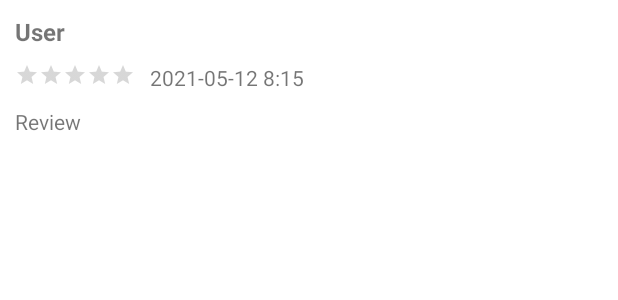
After one commit to mbalcer/MyBookshelf, an Android app: the layout book_review_item.xml on its own in the app's theme, with its tools: preview values and no code run, on a phone screen of 412 x 824 dp. The commit adds this screen. Shown: the top 300 px of the screen. Run offline under Robolectric (Android 15) with nearby library versions, the phone set to English and light mode, and no system bars.

Commit message:
Fixed height in reviews list view

```diff
--- a/app/src/main/java/pl/edu/utp/mybookshelf/activity/fragment/BookReviewsFragment.java
+++ b/app/src/main/java/pl/edu/utp/mybookshelf/activity/fragment/BookReviewsFragment.java
@@ -4,6 +4,7 @@ import android.os.Bundle;
 import android.view.LayoutInflater;
 import android.view.View;
 import android.view.ViewGroup;
+import android.widget.ListAdapter;
 import android.widget.ListView;
 
 import androidx.fragment.app.Fragment;
@@ -33,7 +34,24 @@ public class BookReviewsFragment extends Fragment {
         layout = inflate.findViewById(R.id.reviews_list_view);
         ReviewListAdapter adapter = new ReviewListAdapter(getActivity(), book.getReviews());
         layout.setAdapter(adapter);
+        setListViewHeightBasedOnChildren();
 
         return inflate;
     }
+
+    private void setListViewHeightBasedOnChildren() {
+        ListAdapter adapter = layout.getAdapter();
+        if (layout != null) {
+            int totalHeight = 0;
+            for (int i = 0; i < adapter.getCount(); i++) {
+                View item = adapter.getView(i, null, layout);
+                item.measure(0, 0);
+                totalHeight += item.getMeasuredHeight();
+            }
+
+            ViewGroup.LayoutParams params = layout.getLayoutParams();
+            params.height = totalHeight + (layout.getDividerHeight() * (adapter.getCount() - 1));
+            layout.setLayoutParams(params);
+        }
+    }
 }
--- /dev/null
+++ b/app/src/main/res/layout/book_review_item.xml
@@ -0,0 +1,57 @@
+<?xml version="1.0" encoding="utf-8"?>
+<LinearLayout
+    xmlns:android="http://schemas.android.com/apk/res/android"
+    android:layout_width="match_parent"
+    android:layout_height="match_parent"
+    android:orientation="vertical">
+
+    <TextView
+        android:layout_height="wrap_content"
+        android:layout_width="wrap_content"
+        android:id="@+id/review_user"
+        android:layout_marginLeft="10dp"
+        android:layout_marginTop="10dp"
+        android:text="User"
+        android:textSize="16dp"
+        android:textStyle="bold"/>
+
+    <RelativeLayout
+        android:layout_width="wrap_content"
+        android:layout_height="wrap_content"
+        android:orientation="horizontal"
+        android:layout_marginLeft="10dp"
+        android:layout_marginTop="10dp">
+
+        <RatingBar
+            android:id="@+id/review_rating"
+            style="?android:attr/ratingBarStyleSmall"
+            android:layout_width="wrap_content"
+            android:layout_height="wrap_content"
+            android:backgroundTint="@color/golden"
+            android:progressTint="@color/golden"
+            android:secondaryProgressTint="@color/golden"
+            android:transformPivotX="0dp" />
+
+        <TextView
+            android:id="@+id/review_time"
+            android:layout_width="wrap_content"
+            android:layout_height="wrap_content"
+            android:layout_centerVertical="true"
+            android:text="2021-05-12 8:15"
+            android:layout_marginLeft="10dp"
+            android:layout_toEndOf="@id/review_rating"
+            />
+
+    </RelativeLayout>
+
+    <TextView
+        android:layout_height="wrap_content"
+        android:layout_width="wrap_content"
+        android:id="@+id/review_text"
+        android:layout_marginLeft="10dp"
+        android:layout_marginTop="10dp"
+        android:layout_marginBottom="10dp"
+        android:text="Review"
+        android:textSize="14dp"/>
+
+</LinearLayout>
```
